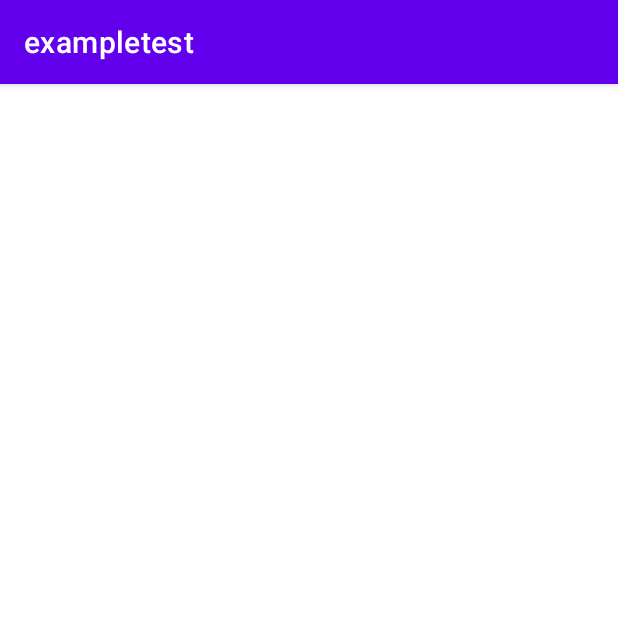
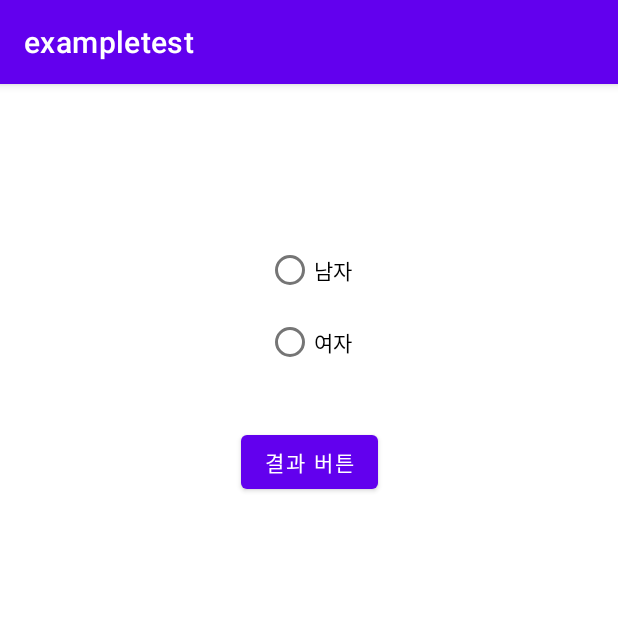
Before and after one commit to roswkzm/Android_basic_relearn, an Android app: the screen it shows after launch (MainActivity), on a phone screen of 412 x 824 dp, the top half of it. Run offline under Robolectric (Android 15) with nearby library versions, the phone set to English and light mode, and no system bars.

Commit message:
RadioButton 구현 RadioButton은 다중선택 불가 CheckBox는 다중선택 가능

```diff
--- a/app/src/main/java/com/example/exampletest/MainActivity.java
+++ b/app/src/main/java/com/example/exampletest/MainActivity.java
@@ -6,16 +6,53 @@ import androidx.viewpager.widget.ViewPager;
 import androidx.viewpager2.widget.ViewPager2;
 
 import android.os.Bundle;
+import android.view.View;
+import android.widget.Button;
+import android.widget.RadioButton;
+import android.widget.RadioGroup;
+import android.widget.Toast;
 
 import com.google.android.material.tabs.TabLayout;
 
 public class MainActivity extends AppCompatActivity {
+
+    private RadioGroup rg_gender;
+    private RadioButton rb_man, rb_woman;
+    private Button btn_result;
+    private String str_result;
 
     @Override
     protected void onCreate(Bundle savedInstanceState) {
         super.onCreate(savedInstanceState);
         setContentView(R.layout.activity_main);
 
+        rg_gender = (RadioGroup) findViewById(R.id.rg_gender);
+        rb_man = (RadioButton) findViewById(R.id.rb_man);
+        rb_woman = (RadioButton) findViewById(R.id.rb_woman);
+        btn_result = (Button) findViewById(R.id.btn_result);
 
+        rg_gender.setOnCheckedChangeListener(new RadioGroup.OnCheckedChangeListener() { //라디오 버튼들의 상태 값의 변경값을 감지함
+            @Override
+            public void onCheckedChanged(RadioGroup radioGroup, int i) {
+                if (i == R.id.rb_man){
+                    Toast.makeText(MainActivity.this, "남자 라디오 버튼", Toast.LENGTH_SHORT).show();
+                    str_result = rb_man.getText().toString();   // 라디오 버튼의 텍스트값을 담는다
+                }else if (i==R.id.rb_woman){
+                    Toast.makeText(MainActivity.this, "여자 라디오 버튼", Toast.LENGTH_SHORT).show();
+                    str_result = rb_woman.getText().toString();   // 라디오 버튼의 텍스트값을 담는다
+                }
+            }
+        });
+
+        btn_result.setOnClickListener(new View.OnClickListener() {
+            @Override
+            public void onClick(View view) {
+                if (str_result != null){
+                    Toast.makeText(MainActivity.this, str_result, Toast.LENGTH_SHORT).show();
+                }else{  // str_result가 빈 값일 경우
+                    Toast.makeText(MainActivity.this, "라디오 버튼을 선택해주세요.", Toast.LENGTH_SHORT).show();
+                }
+            }
+        });
     }
 }
--- a/app/src/main/res/layout/activity_main.xml
+++ b/app/src/main/res/layout/activity_main.xml
@@ -8,4 +8,35 @@
     tools:context=".MainActivity">
 
 
+    <RadioGroup
+        android:id="@+id/rg_gender"
+        android:layout_width="wrap_content"
+        android:layout_height="wrap_content"
+        android:layout_marginTop="100dp"
+        app:layout_constraintEnd_toEndOf="parent"
+        app:layout_constraintStart_toStartOf="parent"
+        app:layout_constraintTop_toTopOf="parent">
+
+        <RadioButton
+            android:id="@+id/rb_man"
+            android:layout_width="match_parent"
+            android:layout_height="wrap_content"
+            android:text="남자" />
+
+        <RadioButton
+            android:id="@+id/rb_woman"
+            android:layout_width="match_parent"
+            android:layout_height="wrap_content"
+            android:text="여자" />
+    </RadioGroup>
+
+    <Button
+        android:id="@+id/btn_result"
+        android:layout_width="wrap_content"
+        android:layout_height="wrap_content"
+        android:layout_marginTop="32dp"
+        android:text="결과 버튼"
+        app:layout_constraintEnd_toEndOf="parent"
+        app:layout_constraintStart_toStartOf="parent"
+        app:layout_constraintTop_toBottomOf="@+id/rg_gender" />
 </androidx.constraintlayout.widget.ConstraintLayout>
```
